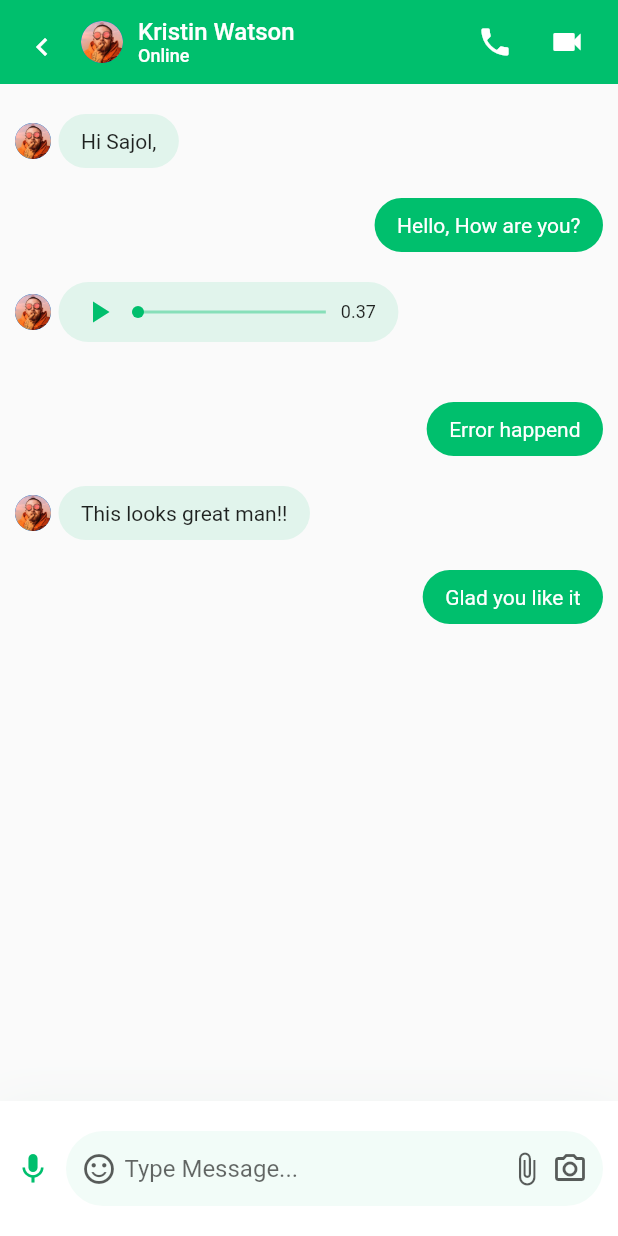
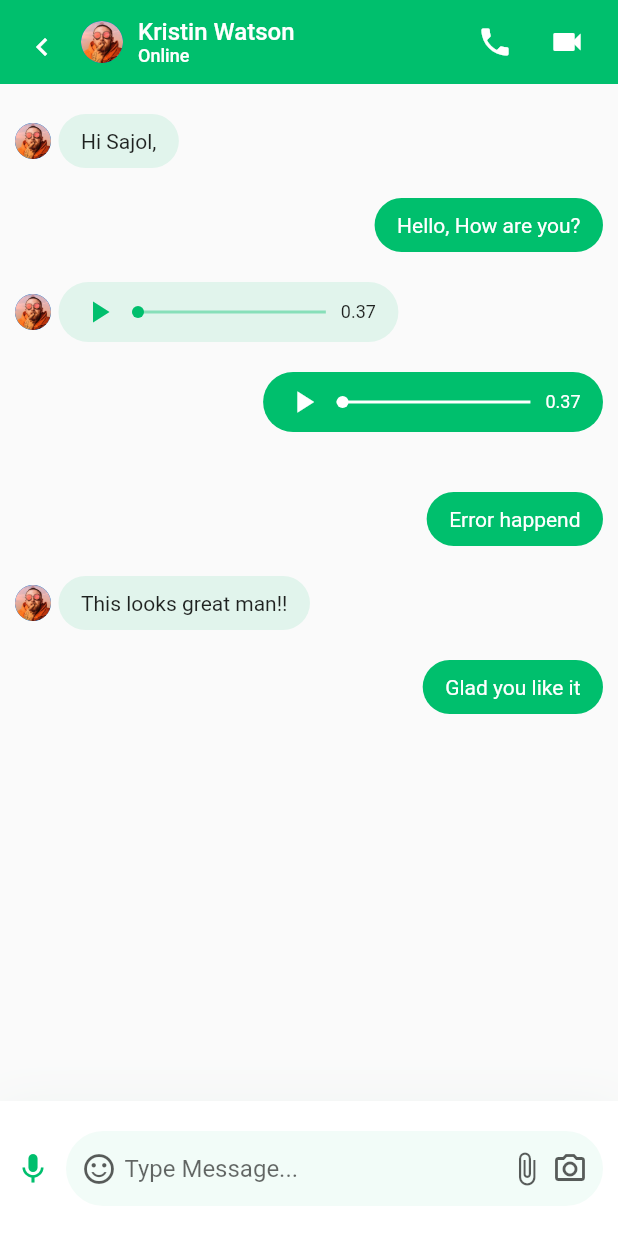
Before and after one commit to datdm/chat_messaging, a Flutter app: the MessageScreen screen opened directly, on a phone screen of 412 x 824 dp. Run offline on Flutter 3.47's test engine with Material 2 defaults, Android fonts, the phone set to English and light mode, and no system bars.

Commit message:
Update message screen

```diff
--- a/lib/models/ChatMessage.dart
+++ b/lib/models/ChatMessage.dart
@@ -36,6 +36,12 @@ List demeChatMessages = [
   ),
   ChatMessage(
     text: "",
+    messageType: ChatMessageType.audio,
+    messageStatus: MessageStatus.viewed,
+    isSender: true,
+  ),
+  ChatMessage(
+    text: "",
     messageType: ChatMessageType.video,
     messageStatus: MessageStatus.viewed,
     isSender: true,
--- /dev/null
+++ b/lib/screen/message/components/audio_message.dart
@@ -0,0 +1,68 @@
+import 'package:chat_messsaging/models/ChatMessage.dart';
+import 'package:chat_messsaging/shared/constants/constants.dart';
+import 'package:flutter/material.dart';
+
+class AudioMessage extends StatelessWidget {
+  const AudioMessage({
+    Key? key,
+    required this.message
+  }) : super(key: key);
+
+  final ChatMessage message;
+
+  @override
+  Widget build(BuildContext context) {
+    return Container(
+      width: MediaQuery.of(context).size.width * 0.55,
+      padding: const EdgeInsets.symmetric(
+        horizontal: defaultPadding * 0.75,
+        vertical: defaultPadding / 2.5,
+      ),
+      decoration: BoxDecoration(
+        color: primrayColor.withOpacity(message.isSender ? 1 : 0.1),
+        borderRadius: BorderRadius.circular(30),
+      ),
+      child: Row(
+        children: [
+          Icon(Icons.play_arrow, color: message.isSender ? Colors.white : primrayColor),
+          Expanded(
+            child: Padding(
+              padding: const EdgeInsets.symmetric(
+                horizontal: defaultPadding / 2,
+              ),
+              child: Stack(
+                clipBehavior: Clip.none,
+                alignment: Alignment.center,
+                children: [
+                  Container(
+                    height: 2,
+                    color: message.isSender ? Colors.white : primrayColor.withOpacity(0.4),
+                    width: double.infinity,
+                  ),
+                  Positioned(
+                    left : 0,
+                    child: Container(
+                      height: 8,
+                      width: 8,
+                      decoration: BoxDecoration(
+                        color: message.isSender ? Colors.white : primrayColor,
+                        shape: BoxShape.circle,
+                      ),
+                    ),
+                  )
+                ]
+              ),
+            )
+          ),
+          Text(
+            "0.37",
+            style: TextStyle(
+              fontSize: 12,
+              color: message.isSender ? Colors.white : null,
+            ),
+          )
+        ],
+      ),
+    );
+  }
+}
--- a/lib/screen/message/components/body.dart
+++ b/lib/screen/message/components/body.dart
@@ -1,7 +1,7 @@
+import 'package:flutter/material.dart';
 import 'package:chat_messsaging/models/ChatMessage.dart';
 import 'package:chat_messsaging/screen/message/components/message.dart';
 import 'package:chat_messsaging/shared/constants/constants.dart';
-import 'package:flutter/material.dart';
 import 'package:chat_messsaging/screen/message/components/chat_input_field.dart';
 
 class Body extends StatelessWidget {
--- a/lib/screen/message/components/message.dart
+++ b/lib/screen/message/components/message.dart
@@ -1,4 +1,5 @@
 import 'package:chat_messsaging/models/ChatMessage.dart';
+import 'package:chat_messsaging/screen/message/components/audio_message.dart';
 import 'package:chat_messsaging/screen/message/components/text_message.dart';
 import 'package:chat_messsaging/shared/constants/constants.dart';
 import 'package:flutter/material.dart';
@@ -43,68 +44,3 @@ class Message extends StatelessWidget {
     );
   }
 }
-
-class AudioMessage extends StatelessWidget {
-  const AudioMessage({
-    Key? key,
-    required this.message
-  }) : super(key: key);
-
-  final ChatMessage message;
-
-  @override
-  Widget build(BuildContext context) {
-    return Container(
-      width: MediaQuery.of(context).size.width * 0.55,
-      padding: const EdgeInsets.symmetric(
-        horizontal: defaultPadding * 0.75,
-        vertical: defaultPadding / 2.5,
-      ),
-      decoration: BoxDecoration(
-        color: primrayColor.withOpacity(message.isSender ? 1 : 0.1),
-        borderRadius: BorderRadius.circular(30),
-      ),
-      child: Row(
-        children: [
-          const Icon(Icons.play_arrow, color: primrayColor),
-          Expanded(
-            child: Padding(
-              padding: const EdgeInsets.symmetric(
-                horizontal: defaultPadding / 2,
-              ),
-              child: Stack(
-                clipBehavior: Clip.none,
-                alignment: Alignment.center,
-                children: [
-                  Container(
-                    height: 2,
-                    color: primrayColor.withOpacity(0.4),
-                    width: double.infinity,
-                  ),
-                  Positioned(
-                    left : 0,
-                    child: Container(
-                      height: 8,
-                      width: 8,
-                      decoration: const BoxDecoration(
-                        color: primrayColor,
-                        shape: BoxShape.circle,
-                      ),
-                    ),
-                  )
-                ]
-              ),
-            )
-          ),
-          Text(
-            "0.37",
-            style: TextStyle(
-              fontSize: 12,
-              color: message.isSender ? Colors.white : null,
-            ),
-          )
-        ],
-      ),
-    );
-  }
-}
```
